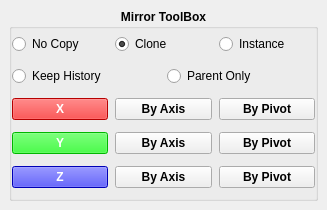
code-google-com/mayatools, file src/developer/main/polytools/mirrortools/ui/mirrorUI.ui: the form before one commit.
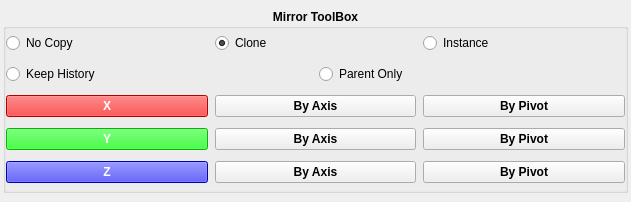
The form after the commit.

Patch:
```diff
--- a/src/developer/main/polytools/mirrortools/ui/mirrorUI.ui
+++ b/src/developer/main/polytools/mirrortools/ui/mirrorUI.ui
@@ -9,17 +9,33 @@
    <rect>
     <x>0</x>
     <y>0</y>
-    <width>327</width>
-    <height>210</height>
+    <width>631</width>
+    <height>202</height>
    </rect>
   </property>
+  <property name="sizePolicy">
+   <sizepolicy hsizetype="Minimum" vsizetype="Preferred">
+    <horstretch>0</horstretch>
+    <verstretch>0</verstretch>
+   </sizepolicy>
+  </property>
   <property name="windowTitle">
    <string>MainWindow</string>
   </property>
   <widget class="QWidget" name="centralwidget">
+   <property name="sizePolicy">
+    <sizepolicy hsizetype="Preferred" vsizetype="Preferred">
+     <horstretch>0</horstretch>
+     <verstretch>0</verstretch>
+    </sizepolicy>
+   </property>
    <layout class="QVBoxLayout" name="verticalLayout">
-    <item>
-     <layout class="QVBoxLayout" name="vlayout">
+    <property name="leftMargin">
+     <number>3</number>
+    </property>
+    <property name="rightMargin">
+     <number>3</number>
+    </property>
       <item>
        <widget class="QGroupBox" name="groupBox_2">
         <property name="sizePolicy">
@@ -53,6 +69,9 @@
          <property name="spacing">
           <number>7</number>
          </property>
+       <property name="sizeConstraint">
+        <enum>QLayout::SetDefaultConstraint</enum>
+       </property>
          <property name="margin">
           <number>0</number>
          </property>
@@ -323,8 +342,6 @@
          </item>
         </layout>
        </widget>
-      </item>
-     </layout>
     </item>
    </layout>
   </widget>
```
Lines whose indentation alone changed are shown as unchanged.
